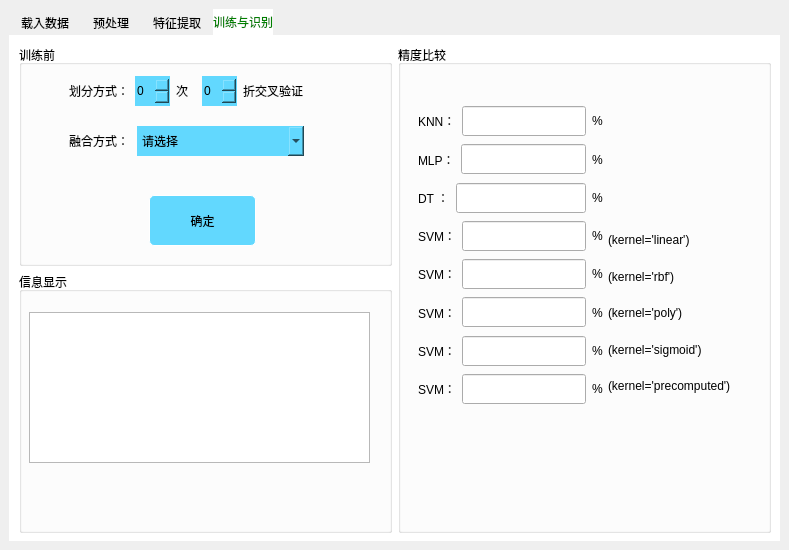
First picture: the form in oceanEddyRecognition.ui, repository Liujiajia1994/pyQtTest, before the edit.
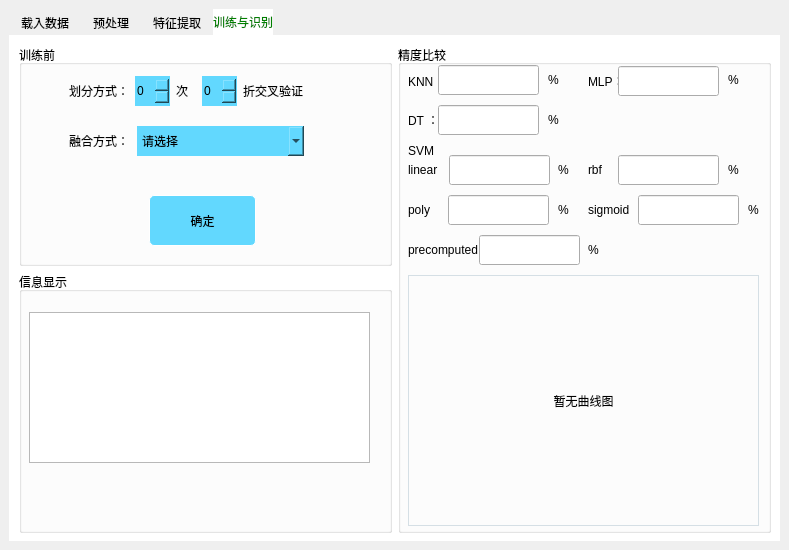
Second picture: the form after the edit. The open tabs and pages were chosen to show the change. Icons and pictures are not drawn.

Commit message: 训练与识别模块界面调整

What changed in the file:
```diff
--- a/oceanEddyRecognition.ui
+++ b/oceanEddyRecognition.ui
@@ -1401,206 +1401,15 @@
            <property name="title">
             <string>精度比较</string>
            </property>
-           <widget class="QWidget" name="">
-            <property name="geometry">
-             <rect>
-              <x>20</x>
-              <y>60</y>
-              <width>185</width>
-              <height>300</height>
-             </rect>
-            </property>
-            <layout class="QVBoxLayout" name="verticalLayout_5">
-             <item>
-              <layout class="QHBoxLayout" name="horizontalLayout_7">
-               <item>
-                <widget class="QLabel" name="label_5">
-                 <property name="minimumSize">
-                  <size>
-                   <width>0</width>
-                   <height>30</height>
-                  </size>
-                 </property>
-                 <property name="text">
-                  <string>KNN：</string>
-                 </property>
-                </widget>
-               </item>
-               <item>
-                <widget class="QLineEdit" name="lineEdit">
-                 <property name="minimumSize">
-                  <size>
-                   <width>71</width>
-                   <height>30</height>
-                  </size>
-                 </property>
-                </widget>
-               </item>
-               <item>
-                <widget class="QLabel" name="label_6">
-                 <property name="minimumSize">
-                  <size>
-                   <width>0</width>
-                   <height>30</height>
-                  </size>
-                 </property>
-                 <property name="text">
-                  <string>%</string>
-                 </property>
-                </widget>
-               </item>
-              </layout>
-             </item>
-             <item>
-              <layout class="QHBoxLayout" name="horizontalLayout_10">
-               <item>
-                <widget class="QLabel" name="label_11">
-                 <property name="minimumSize">
-                  <size>
-                   <width>0</width>
-                   <height>30</height>
-                  </size>
-                 </property>
-                 <property name="text">
-                  <string>MLP：</string>
-                 </property>
-                </widget>
-               </item>
-               <item>
-                <widget class="QLineEdit" name="lineEdit_4">
-                 <property name="minimumSize">
-                  <size>
-                   <width>0</width>
-                   <height>30</height>
-                  </size>
-                 </property>
-                 <property name="text">
-                  <string/>
-                 </property>
-                </widget>
-               </item>
-               <item>
-                <widget class="QLabel" name="label_12">
-                 <property name="minimumSize">
-                  <size>
-                   <width>0</width>
-                   <height>30</height>
-                  </size>
-                 </property>
-                 <property name="text">
-                  <string>%</string>
-                 </property>
-                </widget>
-               </item>
-              </layout>
-             </item>
-             <item>
-              <layout class="QHBoxLayout" name="horizontalLayout_9">
-               <item>
-                <widget class="QLabel" name="label_10">
-                 <property name="minimumSize">
-                  <size>
-                   <width>30</width>
-                   <height>30</height>
-                  </size>
-                 </property>
-                 <property name="text">
-                  <string>DT ：</string>
-                 </property>
-                </widget>
-               </item>
-               <item>
-                <widget class="QLineEdit" name="lineEdit_3">
-                 <property name="minimumSize">
-                  <size>
-                   <width>71</width>
-                   <height>30</height>
-                  </size>
-                 </property>
-                </widget>
-               </item>
-               <item>
-                <widget class="QLabel" name="label_9">
-                 <property name="minimumSize">
-                  <size>
-                   <width>0</width>
-                   <height>30</height>
-                  </size>
-                 </property>
-                 <property name="text">
-                  <string>%</string>
-                 </property>
-                </widget>
-               </item>
-              </layout>
-             </item>
-             <item>
-              <layout class="QHBoxLayout" name="horizontalLayout_8">
-               <item>
-                <widget class="QLabel" name="label_8">
-                 <property name="minimumSize">
-                  <size>
-                   <width>0</width>
-                   <height>30</height>
-                  </size>
-                 </property>
-                 <property name="text">
-                  <string>SVM：</string>
-                 </property>
-                </widget>
-               </item>
-               <item>
-                <widget class="QLineEdit" name="lineEdit_2">
-                 <property name="minimumSize">
-                  <size>
-                   <width>0</width>
-                   <height>30</height>
-                  </size>
-                 </property>
-                </widget>
-               </item>
-               <item>
-                <widget class="QLabel" name="label_7">
-                 <property name="minimumSize">
-                  <size>
-                   <width>0</width>
-                   <height>30</height>
-                  </size>
-                 </property>
-                 <property name="text">
-                  <string>%</string>
-                 </property>
-                </widget>
-               </item>
-              </layout>
-             </item>
-             <item>
-              <layout class="QHBoxLayout" name="horizontalLayout_11">
-               <item>
-                <widget class="QLabel" name="label_15">
-                 <property name="minimumSize">
-                  <size>
-                   <width>0</width>
-                   <height>30</height>
-                  </size>
-                 </property>
-                 <property name="text">
-                  <string>SVM：</string>
-                 </property>
-                </widget>
-               </item>
-               <item>
-                <widget class="QLineEdit" name="lineEdit_5">
-                 <property name="minimumSize">
-                  <size>
-                   <width>0</width>
-                   <height>30</height>
-                  </size>
-                 </property>
-                </widget>
-               </item>
-               <item>
                 <widget class="QLabel" name="label_14">
+            <property name="geometry">
+             <rect>
+              <x>330</x>
+              <y>110</y>
+              <width>16</width>
+              <height>30</height>
+             </rect>
+            </property>
                  <property name="minimumSize">
                   <size>
                    <width>0</width>
@@ -1611,26 +1420,50 @@
                   <string>%</string>
                  </property>
                 </widget>
-               </item>
-              </layout>
-             </item>
-             <item>
-              <layout class="QHBoxLayout" name="horizontalLayout_12">
-               <item>
-                <widget class="QLabel" name="label_19">
+           <widget class="QLineEdit" name="lineEdit_5">
+            <property name="geometry">
+             <rect>
+              <x>220</x>
+              <y>110</y>
+              <width>101</width>
+              <height>30</height>
+             </rect>
+            </property>
                  <property name="minimumSize">
                   <size>
                    <width>0</width>
                    <height>30</height>
                   </size>
                  </property>
+           </widget>
+           <widget class="QLabel" name="label_15">
+            <property name="geometry">
+             <rect>
+              <x>160</x>
+              <y>150</y>
+              <width>16</width>
+              <height>30</height>
+             </rect>
+            </property>
+            <property name="minimumSize">
+             <size>
+              <width>0</width>
+              <height>30</height>
+             </size>
+            </property>
                  <property name="text">
-                  <string>SVM：</string>
-                 </property>
-                </widget>
-               </item>
-               <item>
+             <string>%</string>
+            </property>
+           </widget>
                 <widget class="QLineEdit" name="lineEdit_6">
+            <property name="geometry">
+             <rect>
+              <x>50</x>
+              <y>150</y>
+              <width>101</width>
+              <height>30</height>
+             </rect>
+            </property>
                  <property name="minimumSize">
                   <size>
                    <width>0</width>
@@ -1638,9 +1471,15 @@
                   </size>
                  </property>
                 </widget>
-               </item>
-               <item>
                 <widget class="QLabel" name="label_18">
+            <property name="geometry">
+             <rect>
+              <x>350</x>
+              <y>150</y>
+              <width>16</width>
+              <height>30</height>
+             </rect>
+            </property>
                  <property name="minimumSize">
                   <size>
                    <width>0</width>
@@ -1651,26 +1490,15 @@
                   <string>%</string>
                  </property>
                 </widget>
-               </item>
-              </layout>
-             </item>
-             <item>
-              <layout class="QHBoxLayout" name="horizontalLayout_13">
-               <item>
-                <widget class="QLabel" name="label_20">
-                 <property name="minimumSize">
-                  <size>
-                   <width>0</width>
-                   <height>30</height>
-                  </size>
-                 </property>
-                 <property name="text">
-                  <string>SVM：</string>
-                 </property>
-                </widget>
-               </item>
-               <item>
                 <widget class="QLineEdit" name="lineEdit_7">
+            <property name="geometry">
+             <rect>
+              <x>240</x>
+              <y>150</y>
+              <width>101</width>
+              <height>30</height>
+             </rect>
+            </property>
                  <property name="minimumSize">
                   <size>
                    <width>0</width>
@@ -1678,9 +1506,15 @@
                   </size>
                  </property>
                 </widget>
-               </item>
-               <item>
-                <widget class="QLabel" name="label_22">
+           <widget class="QLabel" name="label_19">
+            <property name="geometry">
+             <rect>
+              <x>190</x>
+              <y>190</y>
+              <width>16</width>
+              <height>30</height>
+             </rect>
+            </property>
                  <property name="minimumSize">
                   <size>
                    <width>0</width>
@@ -1691,76 +1525,121 @@
                   <string>%</string>
                  </property>
                 </widget>
-               </item>
-              </layout>
-             </item>
-             <item>
-              <layout class="QHBoxLayout" name="horizontalLayout_14">
-               <item>
-                <widget class="QLabel" name="label_42">
+           <widget class="QLineEdit" name="lineEdit_8">
+            <property name="geometry">
+             <rect>
+              <x>81</x>
+              <y>190</y>
+              <width>101</width>
+              <height>30</height>
+             </rect>
+            </property>
                  <property name="minimumSize">
                   <size>
                    <width>0</width>
                    <height>30</height>
                   </size>
                  </property>
-                 <property name="text">
-                  <string>SVM：</string>
-                 </property>
-                </widget>
-               </item>
-               <item>
-                <widget class="QLineEdit" name="lineEdit_15">
+           </widget>
+           <widget class="QLabel" name="label_extract_origin_2">
+            <property name="geometry">
+             <rect>
+              <x>10</x>
+              <y>230</y>
+              <width>351</width>
+              <height>251</height>
+             </rect>
+            </property>
                  <property name="minimumSize">
                   <size>
-                   <width>0</width>
-                   <height>30</height>
-                  </size>
-                 </property>
-                </widget>
-               </item>
-               <item>
-                <widget class="QLabel" name="label_41">
-                 <property name="minimumSize">
+              <width>351</width>
+              <height>200</height>
+             </size>
+            </property>
+            <property name="maximumSize">
                   <size>
-                   <width>0</width>
-                   <height>30</height>
-                  </size>
-                 </property>
+              <width>351</width>
+              <height>351</height>
+             </size>
+            </property>
+            <property name="styleSheet">
+             <string notr="true">QLabel{
+	border: 1px solid rgb(213, 223, 229);
+}</string>
+            </property>
                  <property name="text">
-                  <string>%</string>
-                 </property>
-                </widget>
-               </item>
-              </layout>
-             </item>
-            </layout>
-           </widget>
-           <widget class="QWidget" name="">
+             <string>暂无曲线图</string>
+            </property>
+            <property name="scaledContents">
+             <bool>true</bool>
+            </property>
+            <property name="alignment">
+             <set>Qt::AlignCenter</set>
+            </property>
+           </widget>
+           <widget class="QLabel" name="label_8">
             <property name="geometry">
              <rect>
-              <x>210</x>
-              <y>180</y>
-              <width>134</width>
-              <height>176</height>
-             </rect>
-            </property>
-            <layout class="QVBoxLayout" name="verticalLayout_6">
-             <item>
-              <widget class="QLabel" name="label_13">
-               <property name="minimumSize">
-                <size>
+              <x>10</x>
+              <y>90</y>
                  <width>30</width>
                  <height>30</height>
+             </rect>
+            </property>
+            <property name="minimumSize">
+             <size>
+              <width>0</width>
+              <height>30</height>
                 </size>
                </property>
                <property name="text">
-                <string>(kernel='linear')</string>
-               </property>
-              </widget>
-             </item>
-             <item>
+             <string>SVM：</string>
+            </property>
+           </widget>
+           <widget class="QLabel" name="label_7">
+            <property name="geometry">
+             <rect>
+              <x>160</x>
+              <y>110</y>
+              <width>16</width>
+              <height>30</height>
+             </rect>
+            </property>
+            <property name="minimumSize">
+             <size>
+              <width>0</width>
+              <height>30</height>
+             </size>
+            </property>
+            <property name="text">
+             <string>%</string>
+            </property>
+           </widget>
+           <widget class="QLineEdit" name="lineEdit_2">
+            <property name="geometry">
+             <rect>
+              <x>51</x>
+              <y>110</y>
+              <width>101</width>
+              <height>30</height>
+             </rect>
+            </property>
+            <property name="minimumSize">
+             <size>
+              <width>0</width>
+              <height>30</height>
+             </size>
+            </property>
+           </widget>
               <widget class="QLabel" name="label_16">
+            <property name="geometry">
+             <rect>
+              <x>190</x>
+              <y>110</y>
+              <width>31</width>
+              <height>30</height>
+             </rect>
+            </property>
                <property name="minimumSize">
                 <size>
                  <width>30</width>
@@ -1768,12 +1647,18 @@
                 </size>
                </property>
                <property name="text">
-                <string>(kernel='rbf')</string>
-               </property>
-              </widget>
-             </item>
-             <item>
+             <string>rbf</string>
+            </property>
+           </widget>
               <widget class="QLabel" name="label_17">
+            <property name="geometry">
+             <rect>
+              <x>10</x>
+              <y>150</y>
+              <width>41</width>
+              <height>30</height>
+             </rect>
+            </property>
                <property name="minimumSize">
                 <size>
                  <width>30</width>
@@ -1781,12 +1666,18 @@
                 </size>
                </property>
                <property name="text">
-                <string>(kernel='poly')</string>
-               </property>
-              </widget>
-             </item>
-             <item>
-              <widget class="QLabel" name="label_21">
+             <string>poly</string>
+            </property>
+           </widget>
+           <widget class="QLabel" name="label_13">
+            <property name="geometry">
+             <rect>
+              <x>10</x>
+              <y>110</y>
+              <width>41</width>
+              <height>30</height>
+             </rect>
+            </property>
                <property name="minimumSize">
                 <size>
                  <width>30</width>
@@ -1794,12 +1685,18 @@
                 </size>
                </property>
                <property name="text">
-                <string>(kernel='sigmoid')</string>
-               </property>
-              </widget>
-             </item>
-             <item>
+             <string>linear</string>
+            </property>
+           </widget>
               <widget class="QLabel" name="label_43">
+            <property name="geometry">
+             <rect>
+              <x>10</x>
+              <y>190</y>
+              <width>71</width>
+              <height>30</height>
+             </rect>
+            </property>
                <property name="minimumSize">
                 <size>
                  <width>30</width>
@@ -1807,11 +1704,192 @@
                 </size>
                </property>
                <property name="text">
-                <string>(kernel='precomputed')</string>
-               </property>
-              </widget>
-             </item>
-            </layout>
+             <string>precomputed</string>
+            </property>
+           </widget>
+           <widget class="QLabel" name="label_21">
+            <property name="geometry">
+             <rect>
+              <x>190</x>
+              <y>150</y>
+              <width>51</width>
+              <height>30</height>
+             </rect>
+            </property>
+            <property name="minimumSize">
+             <size>
+              <width>30</width>
+              <height>30</height>
+             </size>
+            </property>
+            <property name="text">
+             <string>sigmoid</string>
+            </property>
+           </widget>
+           <widget class="QLineEdit" name="lineEdit_3">
+            <property name="geometry">
+             <rect>
+              <x>40</x>
+              <y>60</y>
+              <width>101</width>
+              <height>30</height>
+             </rect>
+            </property>
+            <property name="minimumSize">
+             <size>
+              <width>71</width>
+              <height>30</height>
+             </size>
+            </property>
+           </widget>
+           <widget class="QLabel" name="label_9">
+            <property name="geometry">
+             <rect>
+              <x>150</x>
+              <y>60</y>
+              <width>16</width>
+              <height>30</height>
+             </rect>
+            </property>
+            <property name="minimumSize">
+             <size>
+              <width>0</width>
+              <height>30</height>
+             </size>
+            </property>
+            <property name="text">
+             <string>%</string>
+            </property>
+           </widget>
+           <widget class="QLabel" name="label_10">
+            <property name="geometry">
+             <rect>
+              <x>10</x>
+              <y>60</y>
+              <width>30</width>
+              <height>30</height>
+             </rect>
+            </property>
+            <property name="minimumSize">
+             <size>
+              <width>30</width>
+              <height>30</height>
+             </size>
+            </property>
+            <property name="text">
+             <string>DT ：</string>
+            </property>
+           </widget>
+           <widget class="QLabel" name="label_6">
+            <property name="geometry">
+             <rect>
+              <x>150</x>
+              <y>20</y>
+              <width>16</width>
+              <height>30</height>
+             </rect>
+            </property>
+            <property name="minimumSize">
+             <size>
+              <width>0</width>
+              <height>30</height>
+             </size>
+            </property>
+            <property name="text">
+             <string>%</string>
+            </property>
+           </widget>
+           <widget class="QLineEdit" name="lineEdit">
+            <property name="geometry">
+             <rect>
+              <x>40</x>
+              <y>20</y>
+              <width>101</width>
+              <height>30</height>
+             </rect>
+            </property>
+            <property name="minimumSize">
+             <size>
+              <width>71</width>
+              <height>30</height>
+             </size>
+            </property>
+           </widget>
+           <widget class="QLabel" name="label_5">
+            <property name="geometry">
+             <rect>
+              <x>10</x>
+              <y>21</y>
+              <width>30</width>
+              <height>30</height>
+             </rect>
+            </property>
+            <property name="minimumSize">
+             <size>
+              <width>0</width>
+              <height>30</height>
+             </size>
+            </property>
+            <property name="text">
+             <string>KNN：</string>
+            </property>
+           </widget>
+           <widget class="QLabel" name="label_11">
+            <property name="geometry">
+             <rect>
+              <x>190</x>
+              <y>21</y>
+              <width>30</width>
+              <height>30</height>
+             </rect>
+            </property>
+            <property name="minimumSize">
+             <size>
+              <width>0</width>
+              <height>30</height>
+             </size>
+            </property>
+            <property name="text">
+             <string>MLP：</string>
+            </property>
+           </widget>
+           <widget class="QLabel" name="label_12">
+            <property name="geometry">
+             <rect>
+              <x>330</x>
+              <y>20</y>
+              <width>16</width>
+              <height>30</height>
+             </rect>
+            </property>
+            <property name="minimumSize">
+             <size>
+              <width>0</width>
+              <height>30</height>
+             </size>
+            </property>
+            <property name="text">
+             <string>%</string>
+            </property>
+           </widget>
+           <widget class="QLineEdit" name="lineEdit_4">
+            <property name="geometry">
+             <rect>
+              <x>220</x>
+              <y>21</y>
+              <width>101</width>
+              <height>30</height>
+             </rect>
+            </property>
+            <property name="minimumSize">
+             <size>
+              <width>0</width>
+              <height>30</height>
+             </size>
+            </property>
+            <property name="text">
+             <string/>
+            </property>
            </widget>
           </widget>
          </item>
```
Left out of the diff: 5 changed lines with no effect on the pictures. Lines whose indentation alone changed are shown as unchanged. The commit also changes 1 other file.
